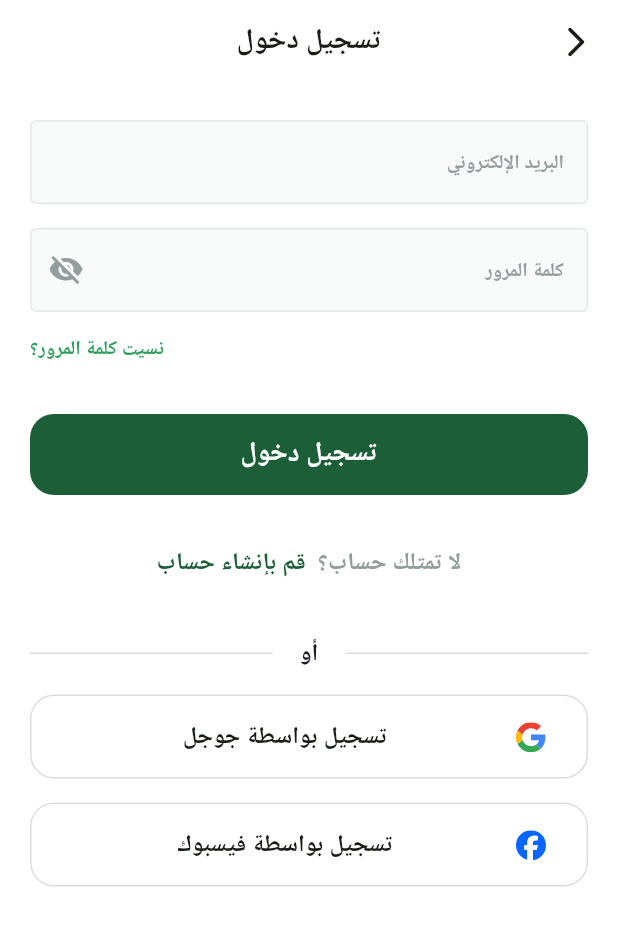
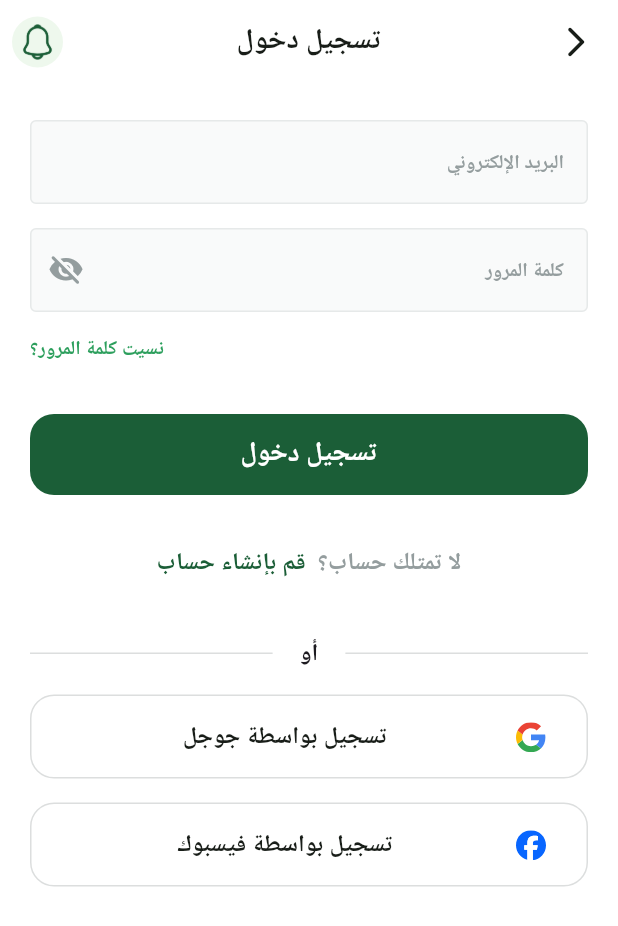
Before and after one commit to ahmedwael111/e-commerce-fruits-hub, a Flutter app: the screen it shows after launch, after a tap on "تخط", on a phone screen of 412 x 824 dp. Shown: the top 926 px of the screen. Run offline on Flutter 3.47's test engine with Material 3 defaults, Android fonts, the phone set to English and light mode, and no system bars; drawn by our look-alikes of modal_progress_hud_nsn; our stand-ins replace bloc, cloud_firestore, dartz, device_preview, dio, dots_indicator and 10 more; missing offline and left inert: flutter_facebook_auth; accounts and stored records are empty; Roboto replaces fonts that are missing (Cairo).

Commit message:
Add user data handling and improve authentication flow
- Introduced methods for saving and retrieving user data from local preferences.
- Added user login status check in the splash screen.
- Enhanced user model with serialization methods.
- Updated custom app bar to include notification widget.
- Refactored authentication repository to manage user data more effectively.

```diff
--- a/lib/constants.dart
+++ b/lib/constants.dart
@@ -1,2 +1,3 @@
 const kHorizontalPadding = 20.0;
 const kisOnBordingSeen = 'isOnBordingSeen';
+const kUserDataKey = 'userData';
--- a/lib/core/services/firebase_auth_service.dart
+++ b/lib/core/services/firebase_auth_service.dart
@@ -137,4 +137,8 @@ class FirebaseAuthService {
      User? user = FirebaseAuth.instance.currentUser;
       await user?.delete();
   }
+  bool isUserLoggedIn() {
+    User? user = FirebaseAuth.instance.currentUser;
+    return user != null;
+  }
 }
--- a/lib/core/services/shared_prefrenseces_singleton.dart
+++ b/lib/core/services/shared_prefrenseces_singleton.dart
@@ -14,4 +14,10 @@ class Prefs {
   static bool getbool(String key) {
     return _instance.getBool(key) ?? false;
   }
+  static setString(String key, String value) {
+    _instance.setString(key, value);
+  }
+  static String getString(String key) {
+    return _instance.getString(key) ?? '';
+  }
 }
--- a/lib/core/widgets/coutom_app_bar.dart
+++ b/lib/core/widgets/coutom_app_bar.dart
@@ -1,4 +1,5 @@
 import 'package:e_commerce_fruits_hub/core/utils/app_styles.dart';
+import 'package:e_commerce_fruits_hub/featurs/home/presentation/views/widgets/coustom_notfication_widget.dart';
 import 'package:e_commerce_fruits_hub/featurs/on_boarding/presentation/views/on_boarding_view.dart';
 import 'package:flutter/material.dart';
 
@@ -22,5 +23,11 @@ AppBar coustomAppBar(BuildContext context, String title) {
         style: AppTextStyles.bold19,
       ),
     ),
+    actions: [
+      Padding(
+        padding: const EdgeInsets.all(8.0),
+        child: CoustomNotficationWidget(),
+      ),
+    ],
   );
 }
--- a/lib/featurs/auth/domain/repos/auth_repo.dart
+++ b/lib/featurs/auth/domain/repos/auth_repo.dart
@@ -17,4 +17,5 @@ abstract class AuthRepo {
   Future<UserEntity> getUserData({ required String uid});
   Future<Either<ServerFailuer, UserEntity>> signInWithGoogle();
   Future<Either<ServerFailuer, UserEntity>> signInWithFacebook();
+  saveUserDataToLocalPrefs({ required UserEntity user});
 }
--- /dev/null
+++ b/lib/featurs/home/presentation/views/widgets/coustom_notfication_widget.dart
@@ -0,0 +1,22 @@
+import 'package:e_commerce_fruits_hub/core/utils/assets.dart';
+import 'package:flutter/material.dart';
+
+class CoustomNotficationWidget extends StatelessWidget {
+  const CoustomNotficationWidget({super.key});
+
+  @override
+  Widget build(BuildContext context) {
+    return Container(
+      width: 34,
+      height: 34,
+      decoration: ShapeDecoration(
+        color: const Color(0xFFEEF8ED) /* green-50 */,
+        shape: OvalBorder(),
+      ),
+      child: Padding(
+        padding: const EdgeInsets.all(4.0),
+        child: Image.asset(Assets.assetsNotification1),
+      ),
+    );
+  }
+}
--- a/lib/featurs/splash/presentation/views/widgets/splash_view_body.dart
+++ b/lib/featurs/splash/presentation/views/widgets/splash_view_body.dart
@@ -1,4 +1,5 @@
 import 'package:e_commerce_fruits_hub/constants.dart';
+import 'package:e_commerce_fruits_hub/core/services/firebase_auth_service.dart';
 import 'package:e_commerce_fruits_hub/core/services/shared_prefrenseces_singleton.dart';
 import 'package:e_commerce_fruits_hub/core/utils/assets.dart';
 import 'package:e_commerce_fruits_hub/featurs/auth/presentation/views/sginin_view.dart';
@@ -41,7 +42,14 @@ class _SplashViewBodyState extends State<SplashViewBody> {
     Future.delayed(const Duration(seconds: 3), () {
       bool condition = Prefs.getbool(kisOnBordingSeen);
       if (condition) {
-        Navigator.pushReplacementNamed(context, HomeView.routeName);
+        var loggedIn = FirebaseAuthService().isUserLoggedIn();
+        if (loggedIn) {
+          Navigator.pushReplacementNamed(context, SigninView.routeName);
+          return;
+        } else {
+          Navigator.pushReplacementNamed(context, SigninView.routeName);
+          return;
+        }
       } else {
         Navigator.pushReplacementNamed(context, OnBoardingView.routeName);
       }
```
Also changed, not shown: lib/core/helper_functions.dart/get_user_data_from_prefs.dart (added, +11 -0 lines), lib/core/widgets/coustom_app_bar.dart (added, +22 -0 lines), lib/featurs/auth/data/models/user_model.dart (+10 -0 lines), lib/featurs/auth/data/repos/auth_repo_implementation.dart (+20 -6 lines), lib/featurs/auth/domain/entities/user_entity.dart (+1 -7 lines), lib/featurs/best_selling_fruit/presentation/views/best_selling_view.dart (+7 -3 lines), lib/featurs/home/presentation/views/widgets/coustom_app_bar.dart (+4 -13 lines).
